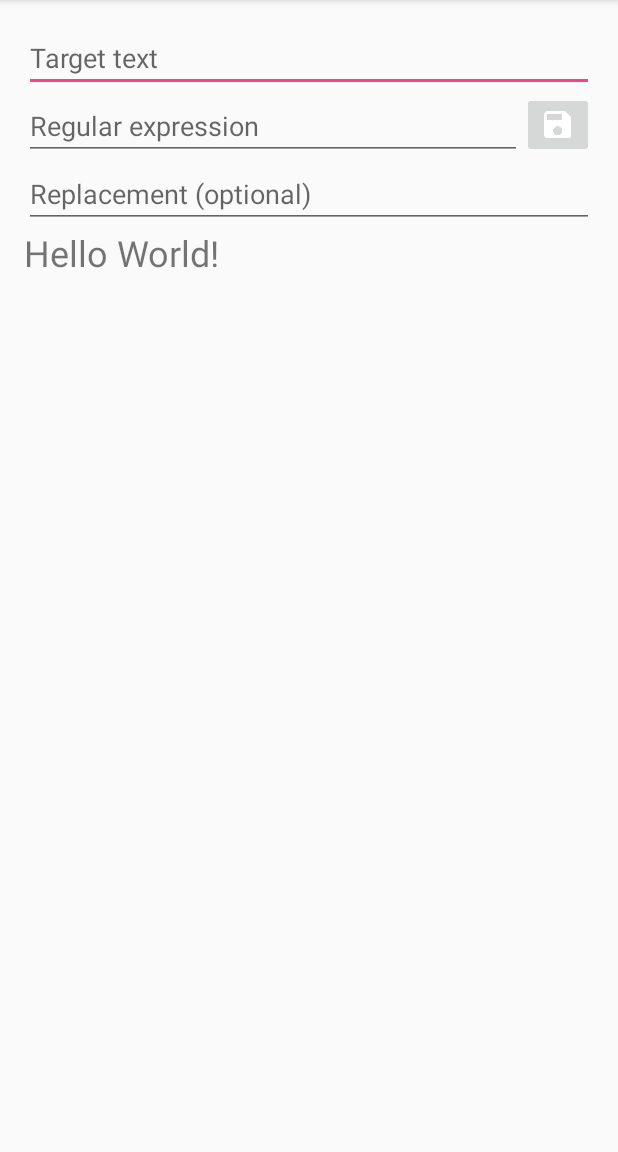
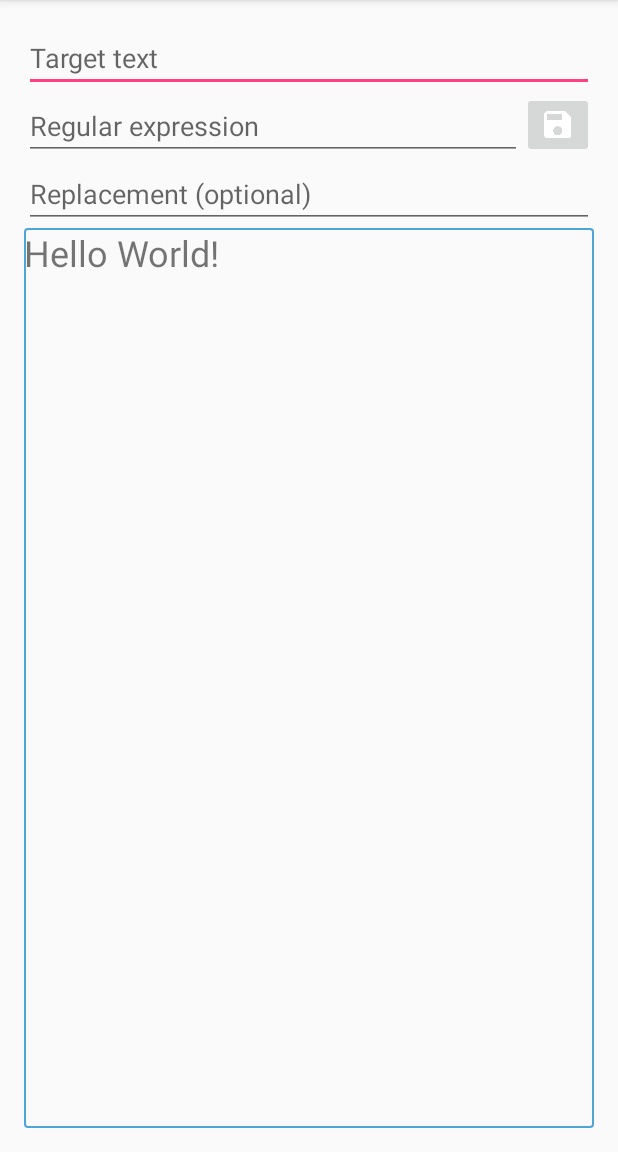
Before and after one commit to Rikharthu/android_Expressione, an Android app: the screen it shows after launch (MainActivity), on a phone screen of 412 x 824 dp, the part 84-1236 px from its top. Run offline under Robolectric (Android 15) with nearby library versions, the phone set to English and light mode, and no system bars.

```diff
--- /dev/null
+++ b/app/src/main/res/drawable/back.xml
@@ -0,0 +1,21 @@
+<?xml version="1.0" encoding="utf-8"?>
+<shape xmlns:android="http://schemas.android.com/apk/res/android"
+       android:shape="rectangle" >
+
+    <!-- view background color -->
+    <!--<solid-->
+        <!--android:color="#ffffff" >-->
+    <!--</solid>-->
+
+    <!-- view border color and width -->
+    <stroke
+        android:width="1dp"
+        android:color="#4fa5d5" >
+    </stroke>
+
+    <!-- The radius makes the corners rounded -->
+    <corners
+        android:radius="2dp"   >
+    </corners>
+
+</shape>
--- a/app/src/main/res/layout/activity_main.xml
+++ b/app/src/main/res/layout/activity_main.xml
@@ -50,6 +50,7 @@
         android:layout_width="match_parent"
         android:layout_height="0dp"
         android:layout_weight="1"
-        android:text="Hello World!"/>
+        android:text="Hello World!"
+        android:background="@drawable/back"/>
 
 </LinearLayout>
```
